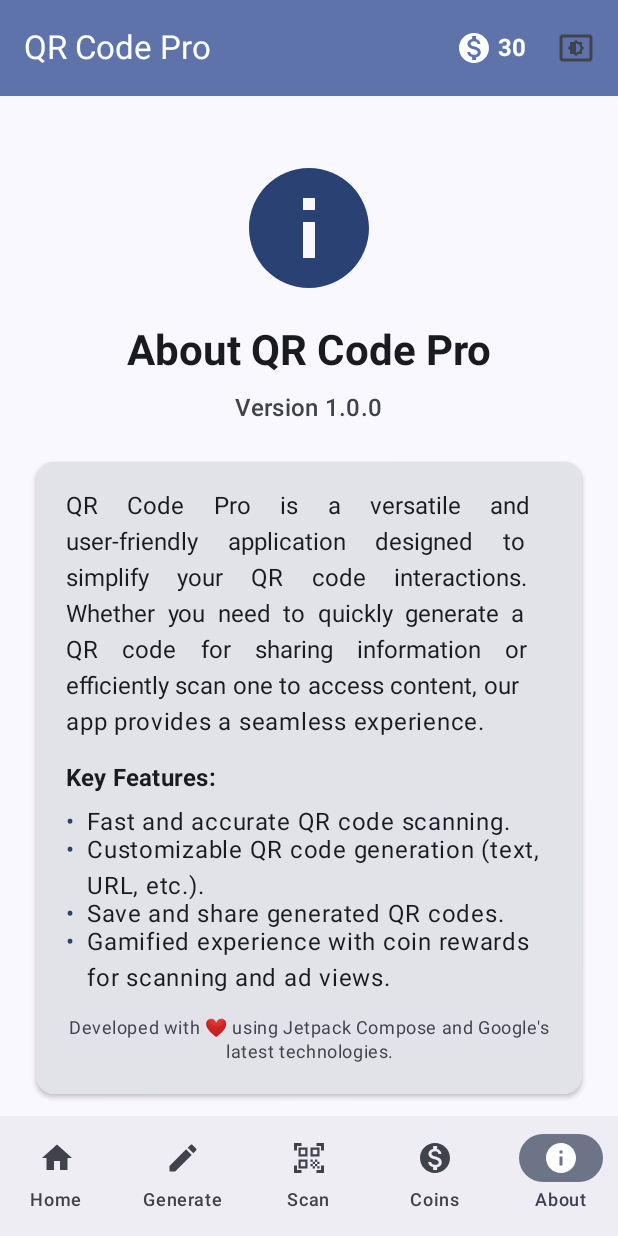
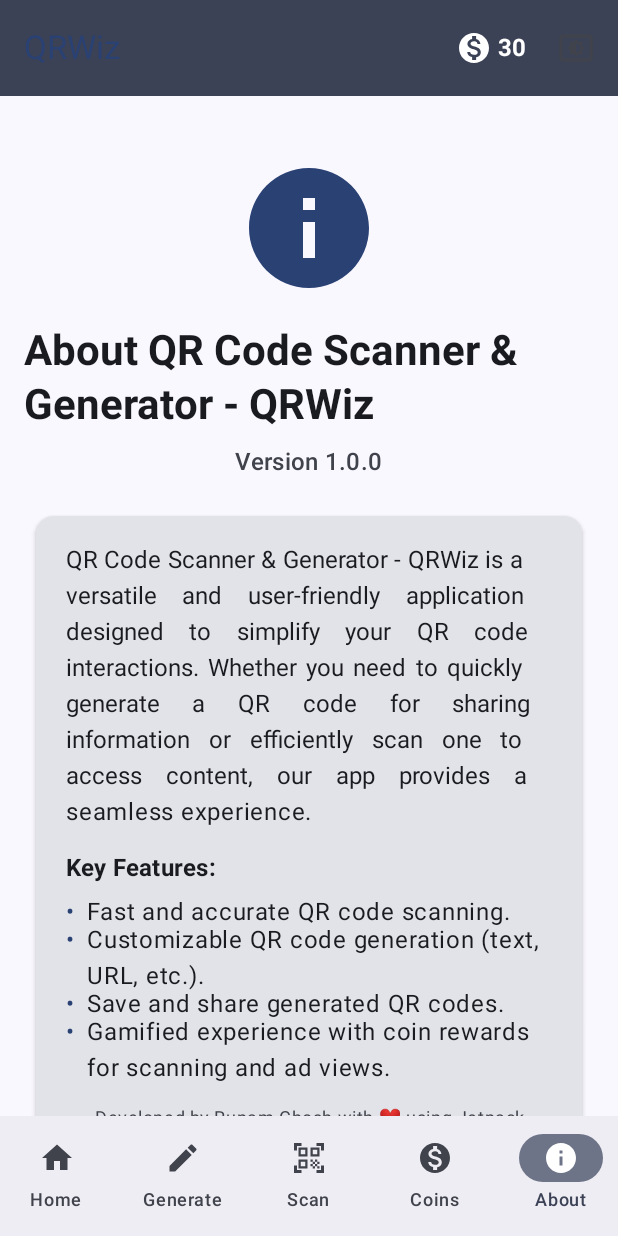
Before and after one commit to hul0/qrgenapp, an Android app built with Jetpack Compose: the AboutScreen screen opened through its navigation route, on a phone screen of 412 x 824 dp. Run offline under Robolectric (Android 15) with nearby library versions, the phone set to English and light mode, and no system bars; our stand-ins replace AdMob; libraries missing offline, so code that uses them is left out: androidx.camera.core, androidx.camera.lifecycle, androidx.camera.view, com.google.mlkit.vision; pictures from the network do not load; 2 statements that could not run were skipped.

Commit message:
Almighty PUSHHH!!

```diff
--- a/app/src/main/java/com/hulo/qrgenapp/AboutScreen.kt
+++ b/app/src/main/java/com/hulo/qrgenapp/AboutScreen.kt
@@ -37,7 +37,7 @@ fun AboutScreen() {
         )
         Spacer(modifier = Modifier.height(16.dp))
         Text(
-            text = "About QR Code Pro",
+            text = "About QR Code Scanner & Generator - QRWiz", // Updated app name
             style = MaterialTheme.typography.headlineMedium,
             fontWeight = FontWeight.Bold,
             color = MaterialTheme.colorScheme.onBackground
@@ -59,7 +59,7 @@ fun AboutScreen() {
         ) {
             Column(modifier = Modifier.padding(20.dp)) {
                 Text(
-                    text = "QR Code Pro is a versatile and user-friendly application designed to simplify your QR code interactions. Whether you need to quickly generate a QR code for sharing information or efficiently scan one to access content, our app provides a seamless experience.",
+                    text = "QR Code Scanner & Generator - QRWiz is a versatile and user-friendly application designed to simplify your QR code interactions. Whether you need to quickly generate a QR code for sharing information or efficiently scan one to access content, our app provides a seamless experience.",
                     style = MaterialTheme.typography.bodyLarge,
                     textAlign = TextAlign.Justify,
                     color = MaterialTheme.colorScheme.onSurface
@@ -78,7 +78,38 @@ fun AboutScreen() {
                 BulletPointText(text = "Gamified experience with coin rewards for scanning and ad views.")
                 Spacer(modifier = Modifier.height(16.dp))
                 Text(
-                    text = "Developed with ❤️ using Jetpack Compose and Google's latest technologies.",
+                    text = "Developed by Rupam Ghosh with ❤️ using Jetpack Compose and Google's latest technologies.", // Added developer name
+                    style = MaterialTheme.typography.bodySmall,
+                    textAlign = TextAlign.Center,
+                    modifier = Modifier.fillMaxWidth(),
+                    color = MaterialTheme.colorScheme.onSurfaceVariant
+                )
+                Spacer(modifier = Modifier.height(16.dp))
+                Text(
+                    text = "Contact: nmrupam@proton.me", // Added contact email
+                    style = MaterialTheme.typography.bodySmall,
+                    textAlign = TextAlign.Center,
+                    modifier = Modifier.fillMaxWidth(),
+                    color = MaterialTheme.colorScheme.onSurfaceVariant
+                )
+                Spacer(modifier = Modifier.height(24.dp))
+
+                // Attribution Section
+                Text(
+                    text = "Attributions:",
+                    style = MaterialTheme.typography.titleMedium,
+                    fontWeight = FontWeight.Bold,
+                    color = MaterialTheme.colorScheme.onSurface
+                )
+                Spacer(modifier = Modifier.height(8.dp))
+                Text(
+                    text = "The app icon for QR Code Scanner & Generator - QRWiz was designed using resources from Freepik.com. We extend our sincere gratitude to Freepik for providing high-quality assets that helped enhance our app's visual appeal.",
+                    style = MaterialTheme.typography.bodySmall,
+                    textAlign = TextAlign.Justify,
+                    color = MaterialTheme.colorScheme.onSurfaceVariant
+                )
+                Text(
+                    text = "Icon by Freepik (www.freepik.com)", // Direct attribution link if possible, or just the site
                     style = MaterialTheme.typography.bodySmall,
                     textAlign = TextAlign.Center,
                     modifier = Modifier.fillMaxWidth(),
--- a/app/src/main/java/com/hulo/qrgenapp/HomeScreen.kt
+++ b/app/src/main/java/com/hulo/qrgenapp/HomeScreen.kt
@@ -46,7 +46,7 @@ fun HomeScreen(
         )
         Spacer(modifier = Modifier.height(16.dp))
         Text(
-            text = "Welcome to QR Code Pro!",
+            text = "Welcome to QRWiz!",
             style = MaterialTheme.typography.headlineMedium,
             fontWeight = FontWeight.Bold,
             color = MaterialTheme.colorScheme.onBackground,
--- a/app/src/main/java/com/hulo/qrgenapp/MainActivity.kt
+++ b/app/src/main/java/com/hulo/qrgenapp/MainActivity.kt
@@ -5,15 +5,16 @@ import android.util.Log
 import androidx.activity.ComponentActivity
 import androidx.activity.compose.setContent
 import androidx.activity.viewModels
-import androidx.compose.animation.AnimatedVisibility
-import androidx.compose.animation.fadeIn
-import androidx.compose.animation.fadeOut
-import androidx.compose.animation.slideInVertically
-import androidx.compose.animation.slideOutVertically
-import androidx.compose.foundation.layout.*
-import androidx.compose.foundation.rememberScrollState
+import androidx.compose.foundation.layout.Box
+import androidx.compose.foundation.layout.Column
+import androidx.compose.foundation.layout.Row
+import androidx.compose.foundation.layout.Spacer
+import androidx.compose.foundation.layout.fillMaxSize
+import androidx.compose.foundation.layout.fillMaxWidth
+import androidx.compose.foundation.layout.padding
+import androidx.compose.foundation.layout.size
+import androidx.compose.foundation.layout.width
 import androidx.compose.foundation.shape.RoundedCornerShape
-import androidx.compose.foundation.verticalScroll
 import androidx.compose.material.icons.Icons
 import androidx.compose.material.icons.filled.Create
 import androidx.compose.material.icons.filled.Home
@@ -21,17 +22,34 @@ import androidx.compose.material.icons.filled.Info
 import androidx.compose.material.icons.filled.MonetizationOn
 import androidx.compose.material.icons.filled.QrCodeScanner
 import androidx.compose.material.icons.filled.SettingsBrightness
-import androidx.compose.material3.*
-import androidx.compose.runtime.*
+import androidx.compose.material3.ButtonDefaults
+import androidx.compose.material3.Card
+import androidx.compose.material3.CardDefaults
+import androidx.compose.material3.ExperimentalMaterial3Api
+import androidx.compose.material3.Icon
+import androidx.compose.material3.IconButton
+import androidx.compose.material3.MaterialTheme
+import androidx.compose.material3.NavigationBar
+import androidx.compose.material3.NavigationBarItem
+import androidx.compose.material3.OutlinedButton
+import androidx.compose.material3.Scaffold
+import androidx.compose.material3.Surface
+import androidx.compose.material3.Text
+import androidx.compose.material3.TopAppBar
+import androidx.compose.material3.TopAppBarDefaults
+import androidx.compose.runtime.Composable
+import androidx.compose.runtime.LaunchedEffect
+import androidx.compose.runtime.collectAsState
+import androidx.compose.runtime.getValue
+import androidx.compose.runtime.mutableStateOf
+import androidx.compose.runtime.remember
+import androidx.compose.runtime.setValue
 import androidx.compose.ui.Alignment
 import androidx.compose.ui.Modifier
-import androidx.compose.ui.graphics.Color
 import androidx.compose.ui.graphics.vector.ImageVector
 import androidx.compose.ui.platform.LocalContext
 import androidx.compose.ui.text.font.FontWeight
-import androidx.compose.ui.text.style.TextAlign
 import androidx.compose.ui.unit.dp
-import androidx.compose.ui.unit.sp
 import androidx.compose.ui.viewinterop.AndroidView
 import androidx.navigation.NavDestination.Companion.hierarchy
 import androidx.navigation.NavGraph.Companion.findStartDestination
@@ -39,14 +57,23 @@ import androidx.navigation.compose.NavHost
 import androidx.navigation.compose.composable
 import androidx.navigation.compose.currentBackStackEntryAsState
 import androidx.navigation.compose.rememberNavController
-import com.google.android.gms.ads.*
+import com.google.android.gms.ads.AdError
+import com.google.android.gms.ads.AdListener
+import com.google.android.gms.ads.AdRequest
+import com.google.android.gms.ads.AdSize
+import com.google.android.gms.ads.AdView
+import com.google.android.gms.ads.FullScreenContentCallback
+import com.google.android.gms.ads.LoadAdError
+import com.google.android.gms.ads.MobileAds
 import com.google.android.gms.ads.interstitial.InterstitialAd
 import com.google.android.gms.ads.interstitial.InterstitialAdLoadCallback
 import com.google.android.gms.ads.rewarded.RewardedAd
 import com.google.android.gms.ads.rewarded.RewardedAdLoadCallback
 import com.hulo.qrgenapp.ui.theme.QRGenAppTheme
 import kotlinx.coroutines.delay
-import kotlinx.coroutines.launch
+
+// IMPORTANT: Use Google's TEST Ad Unit IDs for development and testing.
+// Replace these with your actual production IDs ONLY when your app is published.
 private const val BANNER_AD_UNIT_ID_TOP = "ca-app-pub-3940256099942544/6300978111" // Google's Test Banner Ad Unit ID
 private const val BANNER_AD_UNIT_ID_BOTTOM = "ca-app-pub-3940256099942544/6300978111" // Google's Test Banner Ad Unit ID
 private const val BANNER_AD_UNIT_ID_INLINE = "ca-app-pub-3940256099942544/6300978111" // Google's Test Banner Ad Unit ID
@@ -66,8 +93,8 @@ class MainActivity : ComponentActivity() {
     // Declared userActionCount here
     private var userActionCount = 0
     private var lastInterstitialTime = 0L
-    private val minInterstitialInterval = 5000L // 5 seconds minimum between interstitials
-    private val actionsBeforeInterstitial = 1 // Show interstitial after 1 user action (generating/scanning)
+    private val minInterstitialInterval = 20000L // 30 seconds minimum between interstitials
+    private val actionsBeforeInterstitial = 2 // Show interstitial after 1 user action (generating/scanning)
 
     private var isInterstitialLoading = false
     private var isRewardedLoading = false
@@ -97,7 +124,11 @@ class MainActivity : ComponentActivity() {
                         qrGenViewModel = qrGenViewModel,
                         qrScanViewModel = qrScanViewModel,
                         userViewModel = userViewModel, // Pass UserViewModel
-                        onShowInterstitialAd = ::showInterstitialAdSmart,
+                        onShowInterstitialAd = {
+                            // Increment userActionCount here as this is a user interaction point
+                            userActionCount++
+                            showInterstitialAdSmart()
+                        },
                         onShowRewardedAd = ::showRewardedAd,
                         darkTheme = darkTheme,
                         onToggleTheme = { darkTheme = !darkTheme } // Pass toggle function
@@ -140,7 +171,7 @@ class MainActivity : ComponentActivity() {
                 Log.d(AD_LOG_TAG, "Interstitial ad was dismissed.")
                 mInterstitialAd = null
                 lastInterstitialTime = System.currentTimeMillis()
-                userActionCount = 0
+                userActionCount = 0 // Reset after showing an ad
                 loadInterstitialAd()
             }
 
@@ -165,7 +196,6 @@ class MainActivity : ComponentActivity() {
             mInterstitialAd != null) {
 
             mInterstitialAd?.show(this)
-            userActionCount = 0 // Reset after showing
         } else {
             Log.d(AD_LOG_TAG, "Interstitial ad not ready. Actions: $userActionCount, Time since last ad: ${timeSinceLastAd / 1000}s. Loading status: ${if (isInterstitialLoading) "Loading" else "Not loading"}")
             if (mInterstitialAd == null && !isInterstitialLoading) {
@@ -253,7 +283,7 @@ fun MainAppScreen(
     qrGenViewModel: QRGenViewModel,
     qrScanViewModel: QRScanViewModel,
     userViewModel: UserViewModel, // UserViewModel parameter
-    onShowInterstitialAd: () -> Unit,
+    onShowInterstitialAd: () -> Unit, // This lambda now handles the userActionCount increment
     onShowRewardedAd: (onRewardEarned: (Int) -> Unit) -> Unit,
     darkTheme: Boolean,
     onToggleTheme: () -> Unit
@@ -271,10 +301,10 @@ fun MainAppScreen(
     Scaffold(
         topBar = {
             TopAppBar(
-                title = { Text("QR Code Pro") },
+                title = { Text("QRWiz") },
                 colors = TopAppBarDefaults.topAppBarColors(
-                    containerColor = MaterialTheme.colorScheme.primaryContainer,
-                    titleContentColor = MaterialTheme.colorScheme.onPrimaryContainer
+                    containerColor = MaterialTheme.colorScheme.secondary,
+                    titleContentColor = MaterialTheme.colorScheme.primary
                 ),
                 actions = {
                     // Display coin balance in the top bar
@@ -371,8 +401,7 @@ fun MainAppScreen(
                             viewModel = qrGenViewModel,
                             coinBalance = userUiState.coins, // Pass coin balance
                             onDeductCoins = userViewModel::deductCoins, // Pass deduct coins function
-                            onShowInterstitialAd = onShowInterstitialAd,
-                            // Removed onShowRewardedAd from here as per request
+                            onShowInterstitialAd = onShowInterstitialAd, // This now includes userActionCount++
                             showInlineAd = showInlineAd,
                             showToast = { message -> context.showToast(message) } // Pass Android Context's showToast
                         )
@@ -382,12 +411,9 @@ fun MainAppScreen(
                             viewModel = qrScanViewModel,
                             onAddCoins = { amount ->
                                 userViewModel.addCoins(amount)
-                                // userActionCount increment for interstitial is handled by onShowInterstitialAd call inside QRScanScreen
                             },
-                            onShowInterstitialAd = onShowInterstitialAd,
-                            // Removed onShowRewardedAd from here as per request
-                            showInlineAd = showInlineAd,
-
+                            onShowInterstitialAd = onShowInterstitialAd, // This now includes userActionCount++
+                            showInlineAd = showInlineAd
                         )
                     }
                     composable(Screen.GainCoins.route) {
--- a/app/src/main/res/values/strings.xml
+++ b/app/src/main/res/values/strings.xml
@@ -1,3 +1,3 @@
 <resources>
-    <string name="app_name">QR Code Generator</string>
+    <string name="app_name">QRWiz</string>
 </resources>
--- a/settings.gradle.kts
+++ b/settings.gradle.kts
@@ -19,5 +19,5 @@ dependencyResolutionManagement {
     }
 }
 
-rootProject.name = "QR Code Generator"
+rootProject.name = "QR Scanner & Generator - QRWiz"
 include(":app")
```
Also changed, not shown: app/build.gradle.kts (+18 -1 lines), app/src/main/java/com/hulo/qrgenapp/QRGen.kt (+32 -6 lines), app/src/main/java/com/hulo/qrgenapp/QRScan.kt (+134 -17 lines).
